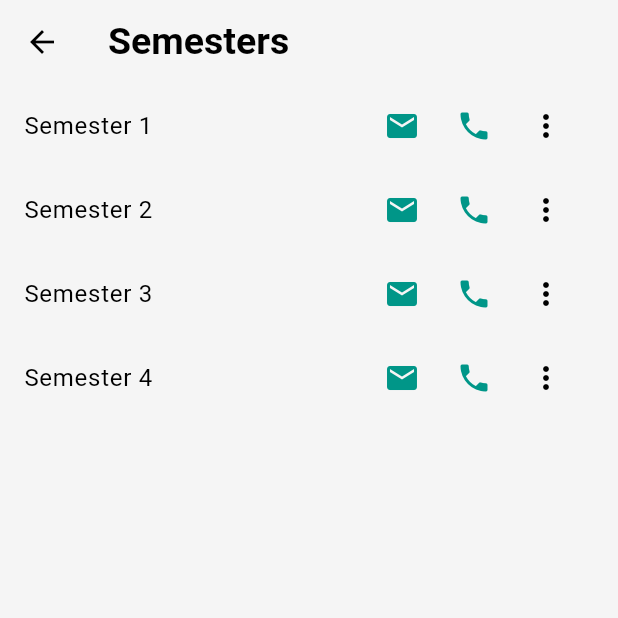
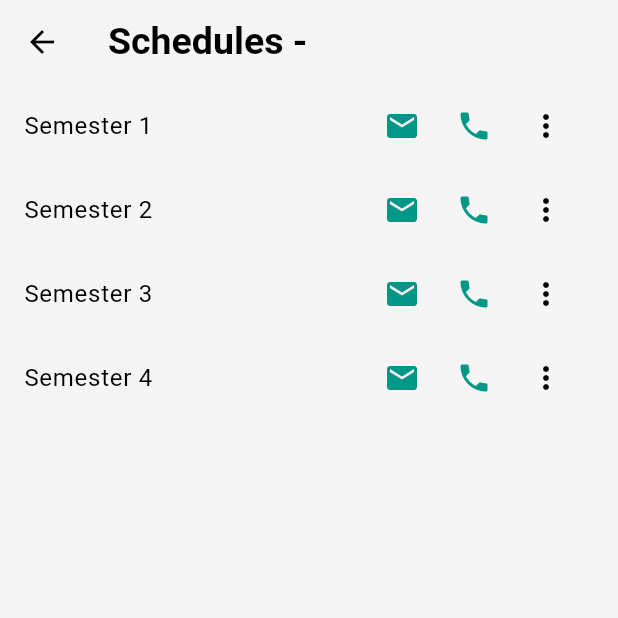
Before and after one commit to TasnimIslamRaisa/Class_Organizer, a Flutter app: the SchedulesPage screen opened directly with empty values, on a phone screen of 412 x 824 dp, the top half of it. Run offline on Flutter 3.47's test engine with Material 3 defaults, Android fonts, the phone set to English and light mode, and no system bars; our stand-ins replace avatar_glow, barcode_widget, connectivity_plus, dropdown_search, file_picker, firebase_auth and 15 more; accounts and stored records are empty; project files that could hold a hidden picture were left out.

Commit message:
schedule fixed

```diff
--- a/class_organizer/lib/admin/school/pages/schedules.dart
+++ b/class_organizer/lib/admin/school/pages/schedules.dart
@@ -82,7 +82,7 @@ class _SchedulesPageState extends State<SchedulesPage> {
   Widget build(BuildContext context) {
     return Scaffold(
       appBar: AppBar(
-        title: Text('Semesters'),
+        title: Text('Schedules - ${widget.routine.tempName}'),
         leading: IconButton(
           icon: Icon(Icons.arrow_back),
           onPressed: () {
```
